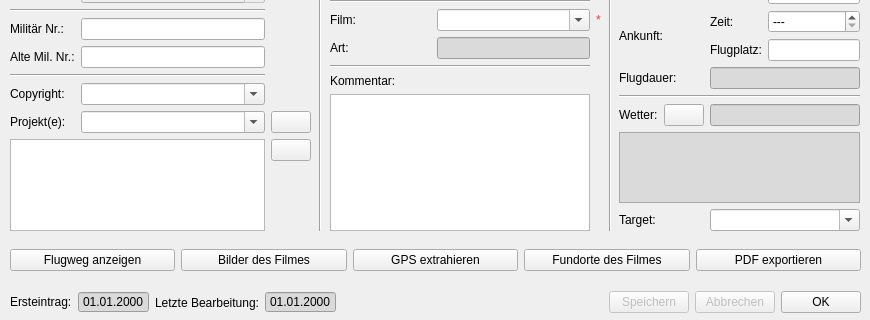
Before: the Qt Designer form APIS/forms/apis_film_form.ui in APIS-Luftbildarchiv/APIS, drawn with Qt 5; both pictures show x 0 to 870 and y 200 to 520 of the 870 by 520 pixel window.
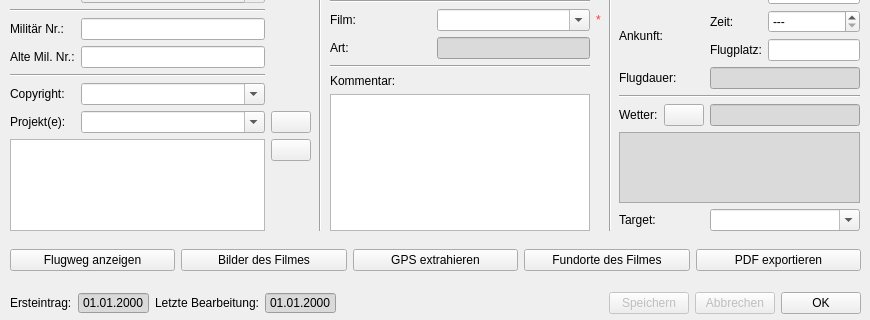
After: the same form once the commit is applied. Icons and pictures are not drawn.

The edit to the form file:
```diff
--- a/APIS/forms/apis_film_form.ui
+++ b/APIS/forms/apis_film_form.ui
@@ -1076,7 +1076,7 @@
      <x>10</x>
      <y>490</y>
      <width>851</width>
-     <height>25</height>
+     <height>26</height>
     </rect>
    </property>
    <layout class="QHBoxLayout" name="horizontalLayout">
@@ -1162,6 +1162,16 @@
       <property name="text">
        <string>Speichern</string>
       </property>
+      <property name="icon">
+       <iconset resource="resource.qrc">
+        <normaloff>:/plugins/APIS/icons/ok.png</normaloff>:/plugins/APIS/icons/ok.png</iconset>
+      </property>
+      <property name="iconSize">
+       <size>
+        <width>11</width>
+        <height>11</height>
+       </size>
+      </property>
       <property name="autoDefault">
        <bool>false</bool>
       </property>
@@ -1175,6 +1185,19 @@
       <property name="text">
        <string>Abbrechen</string>
       </property>
+      <property name="icon">
+       <iconset resource="resource.qrc">
+        <normaloff>:/plugins/APIS/icons/cancel.png</normaloff>:/plugins/APIS/icons/cancel.png</iconset>
+      </property>
+      <property name="iconSize">
+       <size>
+        <width>11</width>
+        <height>11</height>
+       </size>
+      </property>
+      <property name="shortcut">
+       <string>Enter</string>
+      </property>
       <property name="autoDefault">
        <bool>false</bool>
       </property>
@@ -1185,6 +1208,16 @@
       <property name="text">
        <string>OK</string>
       </property>
+      <property name="icon">
+       <iconset resource="resource.qrc">
+        <normaloff>:/plugins/APIS/icons/ok.png</normaloff>:/plugins/APIS/icons/ok.png</iconset>
+      </property>
+      <property name="iconSize">
+       <size>
+        <width>11</width>
+        <height>11</height>
+       </size>
+      </property>
       <property name="autoDefault">
        <bool>false</bool>
       </property>
```
Left out of the diff: 20 changed lines with no effect on the pictures.
